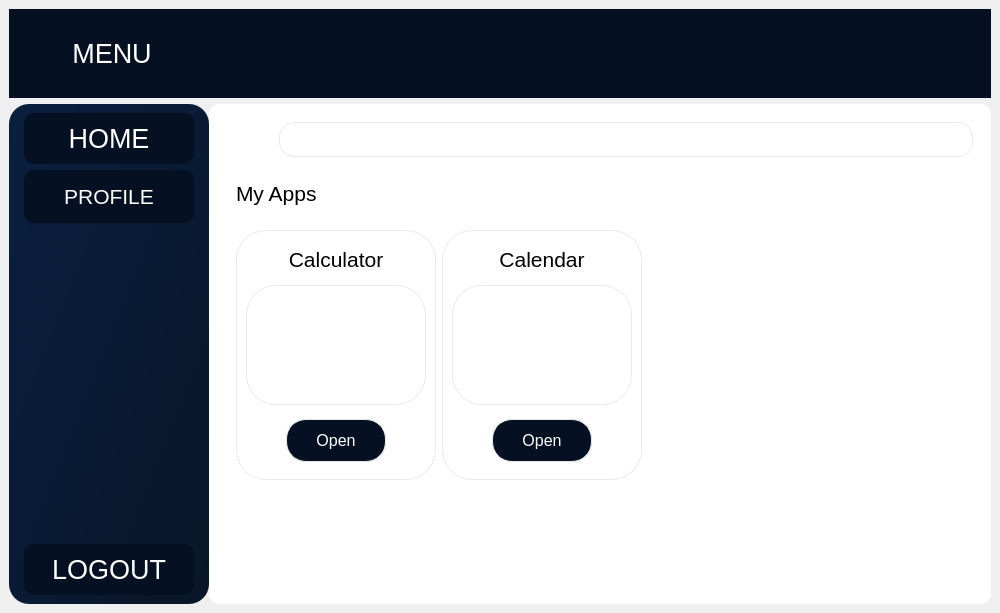
Qt form ui/ui/app.ui (scottarsenjr/gl) before a commit.
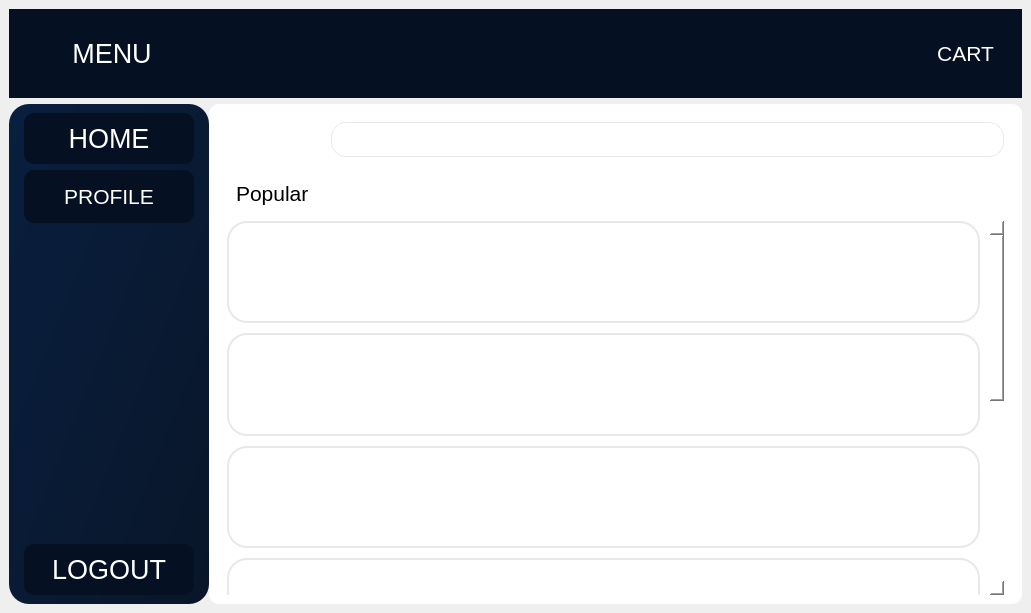
The same form after that commit. Icons and pictures are not drawn.

The edit to the form file:
```diff
--- a/ui/ui/app.ui
+++ b/ui/ui/app.ui
@@ -6,7 +6,7 @@
    <rect>
     <x>0</x>
     <y>0</y>
-    <width>1000</width>
+    <width>1031</width>
     <height>613</height>
    </rect>
   </property>
@@ -49,8 +49,8 @@
 	border-radius: 10px;
 }</string>
    </property>
-   <layout class="QVBoxLayout" name="verticalLayout">
-    <item>
+   <layout class="QGridLayout" name="gridLayout">
+    <item row="0" column="0">
      <widget class="QFrame" name="header">
       <property name="sizePolicy">
        <sizepolicy hsizetype="Expanding" vsizetype="Expanding">
@@ -147,21 +147,26 @@
          <property name="frameShadow">
           <enum>QFrame::Raised</enum>
          </property>
-         <layout class="QHBoxLayout" name="horizontalLayout_4">
+         <layout class="QVBoxLayout" name="verticalLayout_11">
           <item alignment="Qt::AlignRight">
-           <widget class="QLabel" name="label">
+           <widget class="QPushButton" name="pushButton_6">
             <property name="font">
              <font>
               <pointsize>16</pointsize>
-              <weight>75</weight>
-              <bold>true</bold>
              </font>
             </property>
             <property name="text">
-             <string/>
+             <string>CART</string>
             </property>
-            <property name="pixmap">
-             <pixmap>../resources/gl3.png</pixmap>
+            <property name="icon">
+             <iconset resource="../resources/icons.qrc">
+              <normaloff>:/icons/icons/shopping-cart.svg</normaloff>:/icons/icons/shopping-cart.svg</iconset>
+            </property>
+            <property name="iconSize">
+             <size>
+              <width>24</width>
+              <height>24</height>
+             </size>
             </property>
            </widget>
           </item>
@@ -171,7 +176,7 @@
       </layout>
      </widget>
     </item>
-    <item>
+    <item row="1" column="0">
      <widget class="QFrame" name="frame_2">
       <property name="sizePolicy">
        <sizepolicy hsizetype="Preferred" vsizetype="Expanding">
@@ -449,7 +454,32 @@
                  <number>0</number>
                 </property>
                 <item>
-                 <widget class="QPushButton" name="pushButton_4">
+                 <widget class="QPushButton" name="filter">
+                  <property name="styleSheet">
+                   <string notr="true">QPushButton {
+	background-color: rgba(255, 255, 255, 0);
+}</string>
+                  </property>
+                  <property name="text">
+                   <string/>
+                  </property>
+                  <property name="icon">
+                   <iconset resource="../resources/icons.qrc">
+                    <normaloff>:/icons/icons/filter.svg</normaloff>:/icons/icons/filter.svg</iconset>
+                  </property>
+                  <property name="iconSize">
+                   <size>
+                    <width>24</width>
+                    <height>24</height>
+                   </size>
+                  </property>
+                  <property name="checkable">
+                   <bool>false</bool>
+                  </property>
+                 </widget>
+                </item>
+                <item>
+                 <widget class="QPushButton" name="search">
                   <property name="styleSheet">
                    <string notr="true">QPushButton {
 	background-color: rgba(255, 255, 255, 0);
@@ -558,7 +588,7 @@
                    <string notr="true">color: rgb(0, 0, 0);</string>
                   </property>
                   <property name="text">
-                   <string>My Apps</string>
+                   <string>Popular</string>
                   </property>
                  </widget>
                 </item>
@@ -566,245 +596,181 @@
               </widget>
              </item>
              <item>
-              <widget class="QFrame" name="frame_8">
-               <property name="frameShape">
-                <enum>QFrame::StyledPanel</enum>
+              <widget class="QScrollArea" name="scrollArea">
+               <property name="sizePolicy">
+                <sizepolicy hsizetype="Expanding" vsizetype="Preferred">
+                 <horstretch>0</horstretch>
+                 <verstretch>0</verstretch>
+                </sizepolicy>
                </property>
-               <property name="frameShadow">
-                <enum>QFrame::Raised</enum>
+               <property name="minimumSize">
+                <size>
+                 <width>0</width>
+                 <height>0</height>
+                </size>
                </property>
-               <layout class="QFormLayout" name="formLayout">
-                <item row="0" column="0">
-                 <widget class="QFrame" name="frame_10">
-                  <property name="enabled">
-                   <bool>true</bool>
-                  </property>
-                  <property name="minimumSize">
-                   <size>
-                    <width>200</width>
-                    <height>250</height>
-                   </size>
-                  </property>
-                  <property name="maximumSize">
-                   <size>
-                    <width>200</width>
-                    <height>250</height>
-                   </size>
-                  </property>
-                  <property name="styleSheet">
-                   <string notr="true">border: 1px solid rgb(232, 232, 232);
-border-radius: 30px;</string>
-                  </property>
-                  <property name="frameShape">
-                   <enum>QFrame::StyledPanel</enum>
-                  </property>
-                  <property name="frameShadow">
-                   <enum>QFrame::Raised</enum>
-                  </property>
-                  <layout class="QVBoxLayout" name="verticalLayout_8">
-                   <item>
-                    <widget class="QLabel" name="label_2">
-                     <property name="minimumSize">
-                      <size>
-                       <width>0</width>
-                       <height>23</height>
-                      </size>
-                     </property>
-                     <property name="maximumSize">
-                      <size>
-                       <width>16777215</width>
-                       <height>23</height>
-                      </size>
-                     </property>
-                     <property name="font">
-                      <font>
-                       <pointsize>16</pointsize>
-                      </font>
-                     </property>
-                     <property name="styleSheet">
-                      <string notr="true">color: rgb(0, 0, 0);
-border: 1px solid rgba(255, 255, 255, 0);</string>
-                     </property>
-                     <property name="text">
-                      <string>Calculator</string>
-                     </property>
-                     <property name="alignment">
-                      <set>Qt::AlignCenter</set>
-                     </property>
-                    </widget>
-                   </item>
-                   <item>
-                    <widget class="QFrame" name="frame_11">
-                     <property name="minimumSize">
-                      <size>
-                       <width>0</width>
-                       <height>120</height>
-                      </size>
-                     </property>
-                     <property name="maximumSize">
-                      <size>
-                       <width>16777215</width>
-                       <height>120</height>
-                      </size>
-                     </property>
-                     <property name="styleSheet">
-                      <string notr="true">border: 1px solid rgb(232, 232, 232);
-border-radius: 30px;</string>
-                     </property>
-                     <property name="frameShape">
-                      <enum>QFrame::StyledPanel</enum>
-                     </property>
-                     <property name="frameShadow">
-                      <enum>QFrame::Raised</enum>
-                     </property>
-                    </widget>
-                   </item>
-                   <item alignment="Qt::AlignHCenter">
-                    <widget class="QPushButton" name="open_calc">
-                     <property name="minimumSize">
-                      <size>
-                       <width>100</width>
-                       <height>43</height>
-                      </size>
-                     </property>
-                     <property name="maximumSize">
-                      <size>
-                       <width>100</width>
-                       <height>43</height>
-                      </size>
-                     </property>
-                     <property name="font">
-                      <font>
-                       <pointsize>12</pointsize>
-                      </font>
-                     </property>
-                     <property name="styleSheet">
-                      <string notr="true">border-radius: 20px;</string>
-                     </property>
-                     <property name="text">
-                      <string>Open</string>
-                     </property>
-                    </widget>
-                   </item>
-                  </layout>
-                 </widget>
-                </item>
-                <item row="0" column="1">
-                 <widget class="QFrame" name="frame_13">
-                  <property name="enabled">
-                   <bool>true</bool>
-                  </property>
-                  <property name="minimumSize">
-                   <size>
-                    <width>200</width>
-                    <height>250</height>
-                   </size>
-                  </property>
-                  <property name="maximumSize">
-                   <size>
-                    <width>200</width>
-                    <height>250</height>
-                   </size>
-                  </property>
-                  <property name="styleSheet">
-                   <string notr="true">border: 1px solid rgb(232, 232, 232);
-border-radius: 30px;</string>
-                  </property>
-                  <property name="frameShape">
-                   <enum>QFrame::StyledPanel</enum>
-                  </property>
-                  <property name="frameShadow">
-                   <enum>QFrame::Raised</enum>
-                  </property>
-                  <layout class="QVBoxLayout" name="verticalLayout_10">
-                   <item>
-                    <widget class="QLabel" name="label_4">
-                     <property name="minimumSize">
-                      <size>
-                       <width>0</width>
-                       <height>23</height>
-                      </size>
-                     </property>
-                     <property name="maximumSize">
-                      <size>
-                       <width>16777215</width>
-                       <height>23</height>
-                      </size>
-                     </property>
-                     <property name="font">
-                      <font>
-                       <pointsize>16</pointsize>
-                      </font>
-                     </property>
-                     <property name="styleSheet">
-                      <string notr="true">color: rgb(0, 0, 0);
-border: 1px solid rgba(255, 255, 255, 0);</string>
-                     </property>
-                     <property name="text">
-                      <string>Calendar</string>
-                     </property>
-                     <property name="alignment">
-                      <set>Qt::AlignCenter</set>
-                     </property>
-                    </widget>
-                   </item>
-                   <item>
-                    <widget class="QFrame" name="frame_14">
-                     <property name="minimumSize">
-                      <size>
-                       <width>0</width>
-                       <height>120</height>
-                      </size>
-                     </property>
-                     <property name="maximumSize">
-                      <size>
-                       <width>16777215</width>
-                       <height>120</height>
-                      </size>
-                     </property>
-                     <property name="styleSheet">
-                      <string notr="true">border: 1px solid rgb(232, 232, 232);
-border-radius: 30px;</string>
-                     </property>
-                     <property name="frameShape">
-                      <enum>QFrame::StyledPanel</enum>
-                     </property>
-                     <property name="frameShadow">
-                      <enum>QFrame::Raised</enum>
-                     </property>
-                    </widget>
-                   </item>
-                   <item alignment="Qt::AlignHCenter">
-                    <widget class="QPushButton" name="open_calendar">
-                     <property name="minimumSize">
-                      <size>
-                       <width>100</width>
-                       <height>43</height>
-                      </size>
-                     </property>
-                     <property name="maximumSize">
-                      <size>
-                       <width>100</width>
-                       <height>43</height>
-                      </size>
-                     </property>
-                     <property name="font">
-                      <font>
-                       <pointsize>12</pointsize>
-                      </font>
-                     </property>
-                     <property name="styleSheet">
-                      <string notr="true">border-radius: 20px;</string>
-                     </property>
-                     <property name="text">
-                      <string>Open</string>
-                     </property>
-                    </widget>
-                   </item>
-                  </layout>
-                 </widget>
-                </item>
-               </layout>
+               <property name="styleSheet">
+                <string notr="true">QScrollBar::handle:vertical
+{
+      background-color: rgb(232, 232, 232);
+      min-height: 5px;
+      border-radius: 6px;
+}
+QScrollBar::add-line:vertical 
+{
+      border: none;
+      background: none;
+}
+
+QScrollBar::sub-line:vertical
+{
+      border: none;
+      background: none;
+}</string>
+               </property>
+               <property name="verticalScrollBarPolicy">
+                <enum>Qt::ScrollBarAlwaysOn</enum>
+               </property>
+               <property name="horizontalScrollBarPolicy">
+                <enum>Qt::ScrollBarAlwaysOff</enum>
+               </property>
+               <property name="sizeAdjustPolicy">
+                <enum>QAbstractScrollArea::AdjustIgnored</enum>
+               </property>
+               <property name="widgetResizable">
+                <bool>true</bool>
+               </property>
+               <widget class="QWidget" name="scrollAreaWidgetContents">
+                <property name="geometry">
+                 <rect>
+                  <x>0</x>
+                  <y>0</y>
+                  <width>760</width>
+                  <height>777</height>
+                 </rect>
+                </property>
+                <property name="minimumSize">
+                 <size>
+                  <width>0</width>
+                  <height>777</height>
+                 </size>
+                </property>
+                <layout class="QVBoxLayout" name="verticalLayout">
+                 <property name="spacing">
+                  <number>10</number>
+                 </property>
+                 <property name="leftMargin">
+                  <number>0</number>
+                 </property>
+                 <property name="topMargin">
+                  <number>0</number>
+                 </property>
+                 <property name="rightMargin">
+                  <number>10</number>
+                 </property>
+                 <property name="bottomMargin">
+                  <number>0</number>
+                 </property>
+                 <item>
+                  <widget class="QFrame" name="frame_8">
+                   <property name="styleSheet">
+                    <string notr="true">border: 2px solid rgb(232, 232, 232);
+border-radius: 20px;</string>
+                   </property>
+                   <property name="frameShape">
+                    <enum>QFrame::StyledPanel</enum>
+                   </property>
+                   <property name="frameShadow">
+                    <enum>QFrame::Raised</enum>
+                   </property>
+                  </widget>
+                 </item>
+                 <item>
+                  <widget class="QFrame" name="frame_15">
+                   <property name="styleSheet">
+                    <string notr="true">border: 2px solid rgb(232, 232, 232);
+border-radius: 20px;</string>
+                   </property>
+                   <property name="frameShape">
+                    <enum>QFrame::StyledPanel</enum>
+                   </property>
+                   <property name="frameShadow">
+                    <enum>QFrame::Raised</enum>
+                   </property>
+                  </widget>
+                 </item>
+                 <item>
+                  <widget class="QFrame" name="frame_14">
+                   <property name="styleSheet">
+                    <string notr="true">border: 2px solid rgb(232, 232, 232);
+border-radius: 20px;</string>
+                   </property>
+                   <property name="frameShape">
+                    <enum>QFrame::StyledPanel</enum>
+                   </property>
+                   <property name="frameShadow">
+                    <enum>QFrame::Raised</enum>
+                   </property>
+                  </widget>
+                 </item>
+                 <item>
+                  <widget class="QFrame" name="frame_13">
+                   <property name="styleSheet">
+                    <string notr="true">border: 2px solid rgb(232, 232, 232);
+border-radius: 20px;</string>
+                   </property>
+                   <property name="frameShape">
+                    <enum>QFrame::StyledPanel</enum>
+                   </property>
+                   <property name="frameShadow">
+                    <enum>QFrame::Raised</enum>
+                   </property>
+                  </widget>
+                 </item>
+                 <item>
+                  <widget class="QFrame" name="frame_11">
+                   <property name="styleSheet">
+                    <string notr="true">border: 2px solid rgb(232, 232, 232);
+border-radius: 20px;</string>
+                   </property>
+                   <property name="frameShape">
+                    <enum>QFrame::StyledPanel</enum>
+                   </property>
+                   <property name="frameShadow">
+                    <enum>QFrame::Raised</enum>
+                   </property>
+                  </widget>
+                 </item>
+                 <item>
+                  <widget class="QFrame" name="frame_9">
+                   <property name="styleSheet">
+                    <string notr="true">border: 2px solid rgb(232, 232, 232);
+border-radius: 20px;</string>
+                   </property>
+                   <property name="frameShape">
+                    <enum>QFrame::StyledPanel</enum>
+                   </property>
+                   <property name="frameShadow">
+                    <enum>QFrame::Raised</enum>
+                   </property>
+                  </widget>
+                 </item>
+                 <item>
+                  <widget class="QFrame" name="frame_10">
+                   <property name="styleSheet">
+                    <string notr="true">border: 2px solid rgb(232, 232, 232);
+border-radius: 20px;</string>
+                   </property>
+                   <property name="frameShape">
+                    <enum>QFrame::StyledPanel</enum>
+                   </property>
+                   <property name="frameShadow">
+                    <enum>QFrame::Raised</enum>
+                   </property>
+                  </widget>
+                 </item>
+                </layout>
+               </widget>
               </widget>
              </item>
             </layout>
```
